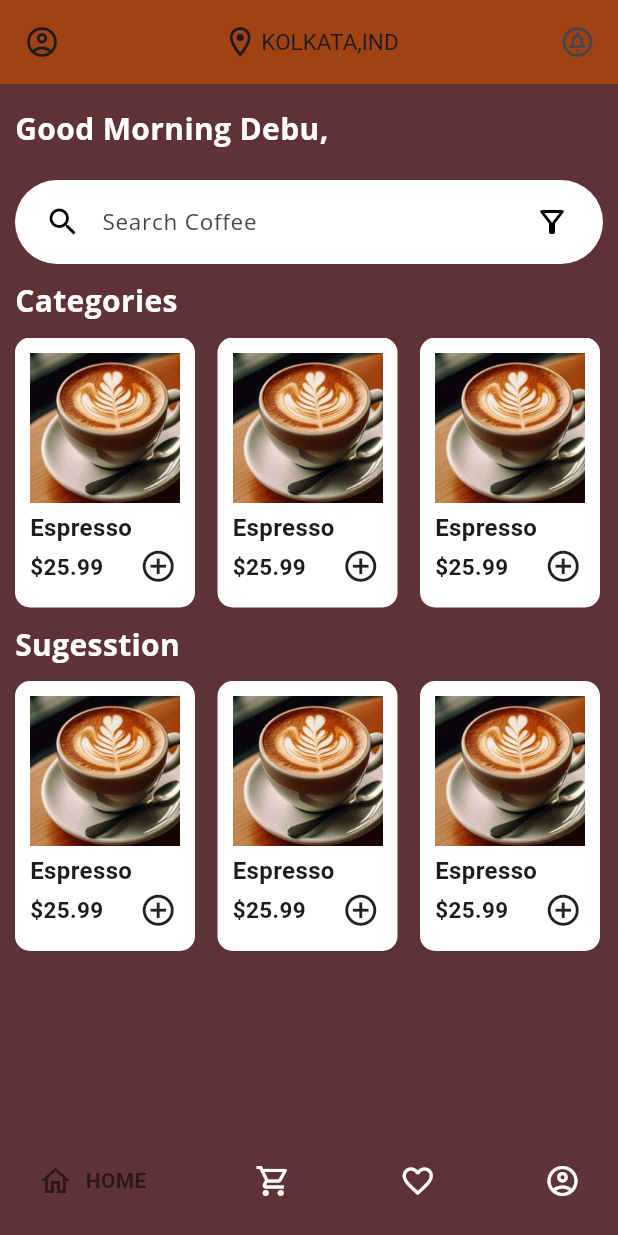
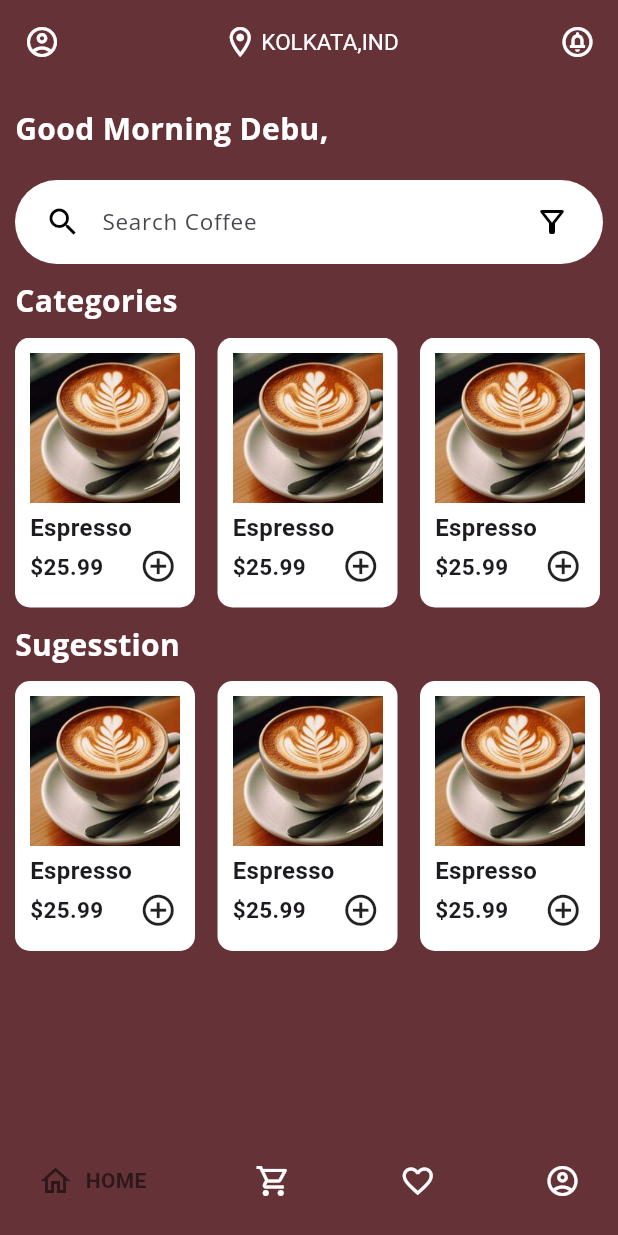
Before and after one commit to debraj-sarkar/Coffee-Shop-App, a Flutter app: the ProductPages screen opened by its route, on a phone screen of 412 x 824 dp. Run offline on Flutter 3.47's test engine with Material 3 defaults, Android fonts, the phone set to English and light mode, and no system bars; drawn by our look-alikes of google_nav_bar; our stand-ins replace google_fonts.

Commit message:
changed the color of the icons

```diff
--- a/lib/product_page.dart
+++ b/lib/product_page.dart
@@ -9,32 +9,41 @@ class ProductPages extends StatelessWidget {
   @override
   Widget build(BuildContext context) {
     return Scaffold(
-      backgroundColor: const Color.fromRGBO(95, 50, 55, 1),
+      backgroundColor: const Color.fromRGBO(100, 50, 55, 1),
       //AppBar
       appBar: AppBar(
         elevation: 0,
         title: const Row(
           mainAxisAlignment: MainAxisAlignment.center,
           children: [
-            Icon(Icons.location_on_outlined),
+            Icon(
+              Icons.location_on_outlined,
+              color: Colors.white,
+            ),
             SizedBox(width: 2),
             Text(
               'KOLKATA,IND',
-              style: TextStyle(fontSize: 15),
+              style: TextStyle(fontSize: 15, color: Colors.white),
             ),
           ],
         ),
         leading: const Padding(
           padding: EdgeInsets.all(15.0),
-          child: Icon(Icons.account_circle_outlined),
+          child: Icon(
+            Icons.account_circle_outlined,
+            color: Colors.white,
+          ),
         ),
         actions: const [
           Padding(
             padding: EdgeInsets.all(15.0),
-            child: Icon(Icons.circle_notifications_outlined),
+            child: Icon(
+              Icons.circle_notifications_outlined,
+              color: Colors.white,
+            ),
           )
         ],
-        backgroundColor: const Color.fromRGBO(160, 66, 18, 255),
+        backgroundColor: const Color.fromRGBO(100, 50, 55, 1),
       ),
 
       //Greeting Text
@@ -165,7 +174,7 @@ class ProductPages extends StatelessWidget {
         ),
       ),
       bottomNavigationBar: const GNav(
-        haptic: true,
+        haptic: false,
         tabBorderRadius: 20,
         activeColor: Colors.black54,
         gap: 8,
```
Also changed, not shown: pubspec.lock.
